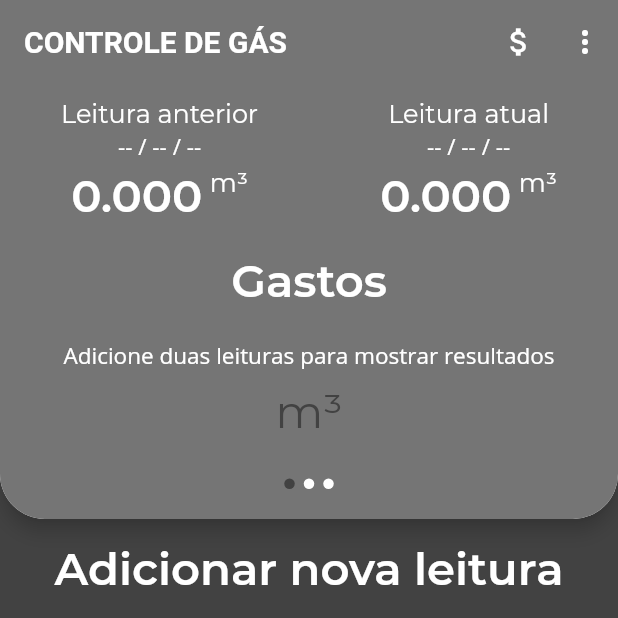
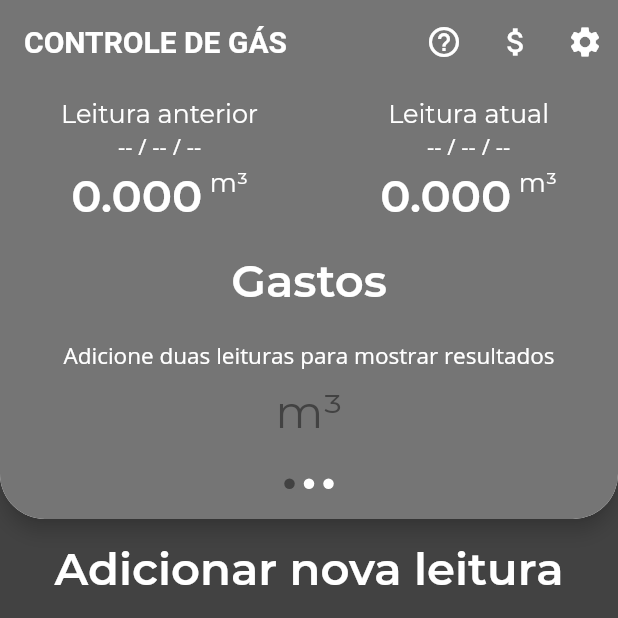
Before and after one commit to mtbossa/gas-control, a Flutter app: the screen it shows after launch, on a phone screen of 412 x 824 dp, the top half of it. Run offline on Flutter 3.47's test engine with Material 2 defaults, Android fonts, the phone set to English and light mode, and no system bars; drawn by our look-alikes of showcaseview; our stand-ins replace flutter_masked_text, google_mobile_ads, shared_preferences, sqflite; accounts and stored records are empty; network calls fail.

Commit message:
Added help button that shows the show case again

```diff
--- a/lib/app/views/home_view.dart
+++ b/lib/app/views/home_view.dart
@@ -27,6 +27,7 @@ class _HomeViewState extends State<HomeView> {
   // First Time bool
   bool _firstTime;
 
+  // Show casae
   // Global keys for widgets which will be used on show case
   final _showCaseKeyOne = GlobalKey();
   final _showCaseKeyTwo = GlobalKey();
@@ -34,7 +35,23 @@ class _HomeViewState extends State<HomeView> {
   final _showCaseKeyFour = GlobalKey();
   final _showCaseKeyFive = GlobalKey();
   final _showCaseKeySix = GlobalKey();
+  final _showCaseKeySeven = GlobalKey();
 
+  void iniateShowCase() {
+    WidgetsBinding.instance.addPostFrameCallback(
+      (_) => ShowCaseWidget.of(context).startShowCase([
+        _showCaseKeyOne,
+        _showCaseKeyTwo,
+        _showCaseKeyThree,
+        _showCaseKeyFour,
+        _showCaseKeyFive,
+        _showCaseKeySix,
+        _showCaseKeySeven,
+      ]),
+    );
+  }
+
+  // Ads
   BannerAd _banner;
   bool _isBannerLoaded = false;
 
@@ -85,16 +102,7 @@ class _HomeViewState extends State<HomeView> {
 
     // Initiates the show case if first time
     if (_firstTime) {
-      WidgetsBinding.instance.addPostFrameCallback(
-        (_) => ShowCaseWidget.of(context).startShowCase([
-          _showCaseKeyOne,
-          _showCaseKeyTwo,
-          _showCaseKeyThree,
-          _showCaseKeyFour,
-          _showCaseKeyFive,
-          _showCaseKeySix,
-        ]),
-      );
+      iniateShowCase();
       _firstTime = false;
       UserSimplePreferences.setFirstTime(_firstTime);
     }
@@ -153,10 +161,19 @@ class _HomeViewState extends State<HomeView> {
       appBar: AppBar(
         elevation: 0,
         actions: [
-          Padding(
-            padding: const EdgeInsets.only(right: 8.0),
-            child: CustomShowcaseWidget(
-              description: 'Mude o preço pago pelo gás',
+          CustomShowcaseWidget(
+            description: 'Para rever esse tutorial, clique aqui',
+            globalKey: _showCaseKeySeven,
+            child: IconButton(
+              icon: Icon(Icons.help_outline),
+              onPressed: () {
+                iniateShowCase();
+              },
+            ),
+          ),
+          CustomShowcaseWidget(
+            description:
+                'Clique aqui para alterar preço que você paga pelo gás',
             globalKey: _showCaseKeyFive,
             child: IconButton(
               icon: Icon(Icons.attach_money),
@@ -165,12 +182,11 @@ class _HomeViewState extends State<HomeView> {
               },
             ),
           ),
-          ),
-          Padding(
-            padding: const EdgeInsets.only(right: 10.0),
-            child: CustomShowcaseWidget(
+          CustomShowcaseWidget(
             description: 'Configurações gerais',
             globalKey: _showCaseKeySix,
+            child: Padding(
+              padding: const EdgeInsets.all(10.0),
               child: PopupMenuButton(
                 onSelected: choiceAction,
                 itemBuilder: (context) {
@@ -191,7 +207,7 @@ class _HomeViewState extends State<HomeView> {
                   }
                 },
                 child: Icon(
-                  Icons.more_vert,
+                  Icons.settings,
                 ),
               ),
             ),
@@ -237,7 +253,7 @@ class _HomeViewState extends State<HomeView> {
                       ),
                       CustomShowcaseWidget(
                         description:
-                            'Adicione aqui o valor marcado em seu medidor',
+                            'Adicione aqui o valor marcado em seu medidor de gás',
                         globalKey: _showCaseKeyOne,
                         child: ContainerInput(
                           newDecimalValueTextController:
@@ -483,7 +499,6 @@ class _HomeViewState extends State<HomeView> {
               child: Text("CANCELAR"),
             ),
             ElevatedButton(
-              // TODO update last kgValue on changed
               onPressed: () async {
                 if (selectedValue != null) {
                   await UserSimplePreferences.setConversionValue(selectedValue);
```
Lines whose indentation alone changed are shown as unchanged.
